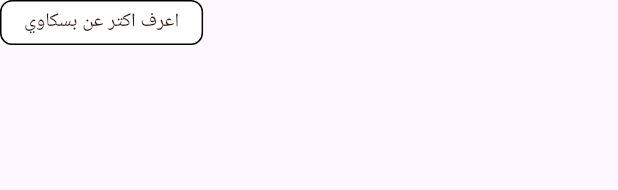
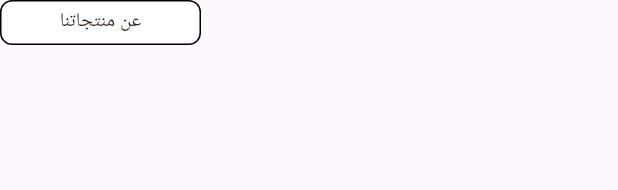
Before and after one commit to MohamedEssam2127/shamedan, a Flutter app: the PrimaryButton widget shown alone on an empty page, opened directly, on a phone screen of 412 x 824 dp. Shown: the top 190 px of the screen. Run offline on Flutter 3.47's test engine with Material 3 defaults, Android fonts, the phone set to English and light mode, and no system bars; our stand-ins replace google_fonts; Roboto replaces fonts that are missing (Cairo).

Commit message:
add primary button

```diff
--- a/lib/Features/home/presentation/home_screen.dart
+++ b/lib/Features/home/presentation/home_screen.dart
@@ -1,4 +1,5 @@
 import 'package:flutter/material.dart';
+import 'package:shamedan/Features/home/widgets/FifthSection.dart';
 import 'package:shamedan/Features/home/widgets/FourthSection.dart';
 import 'package:shamedan/Features/home/widgets/firstSection.dart';
 import 'package:shamedan/Features/home/widgets/second_section.dart';
@@ -37,6 +38,7 @@ class _HomeScreenState extends State<HomeScreen> {
               SecondSection(),
               ThirdSection(),
               FourthSection(),
+              FifthSection(),
             ],
           ),
         ),
--- a/lib/core/widgets/primarybutton.dart
+++ b/lib/core/widgets/primarybutton.dart
@@ -4,7 +4,14 @@ import 'package:shamedan/core/utils/app_color.dart';
 
 
 class PrimaryButton extends StatefulWidget {
-  const PrimaryButton({super.key});
+  final String text;
+  final VoidCallback? onPressed;
+
+  const PrimaryButton({
+    super.key,
+    this.text = 'اعرف اكتر عن بسكاوي',
+    this.onPressed,
+  });
 
   @override
   State<PrimaryButton> createState() => _PrimaryButtonState();
@@ -13,12 +20,12 @@ class PrimaryButton extends StatefulWidget {
 class _PrimaryButtonState extends State<PrimaryButton> {
   @override
   Widget build(BuildContext context) {
-    return  OutlinedButton(
-      onPressed: () {},
+    return OutlinedButton(
+      onPressed: widget.onPressed ?? () {},
       style: OutlinedButton.styleFrom(
         backgroundColor: Colors.white,
         foregroundColor: AppColor.backgroundBlack,
-        side:  BorderSide(
+        side: const BorderSide(
           color: Colors.black,
           width: 1.0,
         ),
@@ -32,7 +39,7 @@ class _PrimaryButtonState extends State<PrimaryButton> {
         elevation: 0,
       ),
       child: Text(
-        'اعرف اكتر عن بسكاوي',
+        widget.text,
         style: AppFonts.regularCairo.copyWith(
           fontSize: 13,
           color: AppColor.backgroundBlack,
```
